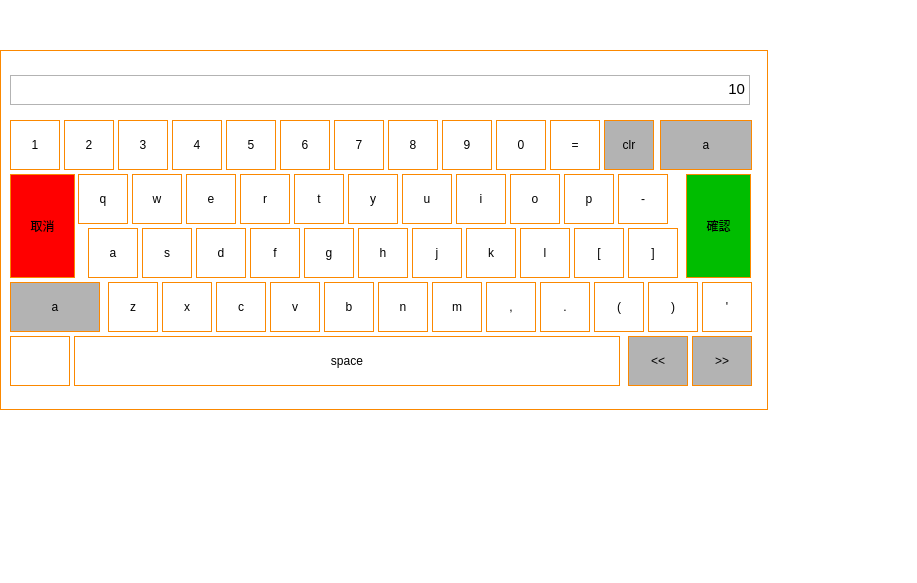
Old version of the form src/fullkeyboard.ui in the repository gavynandhis3fellows/keyboardDemo.
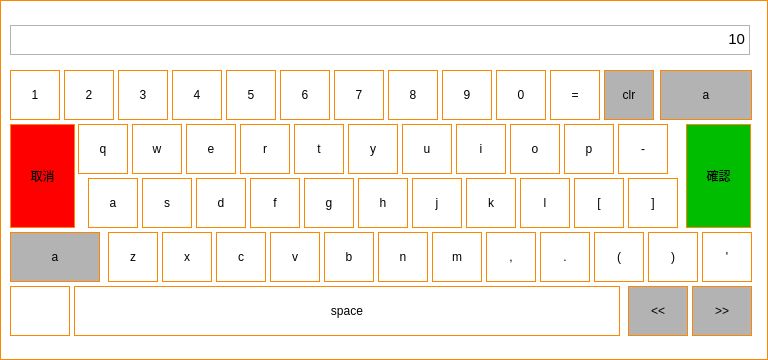
New version of the form. Icons and pictures are not drawn.

Commit message: fullkey's hidden and ui's layout

Diff of the .ui file:
```diff
--- a/src/fullkeyboard.ui
+++ b/src/fullkeyboard.ui
@@ -6,8 +6,8 @@
    <rect>
     <x>0</x>
     <y>0</y>
-    <width>917</width>
-    <height>583</height>
+    <width>768</width>
+    <height>360</height>
    </rect>
   </property>
   <property name="windowTitle">
@@ -20,7 +20,7 @@
    <property name="geometry">
     <rect>
      <x>0</x>
-     <y>50</y>
+     <y>0</y>
      <width>768</width>
      <height>360</height>
     </rect>
```
The commit also changes 1 other file.
